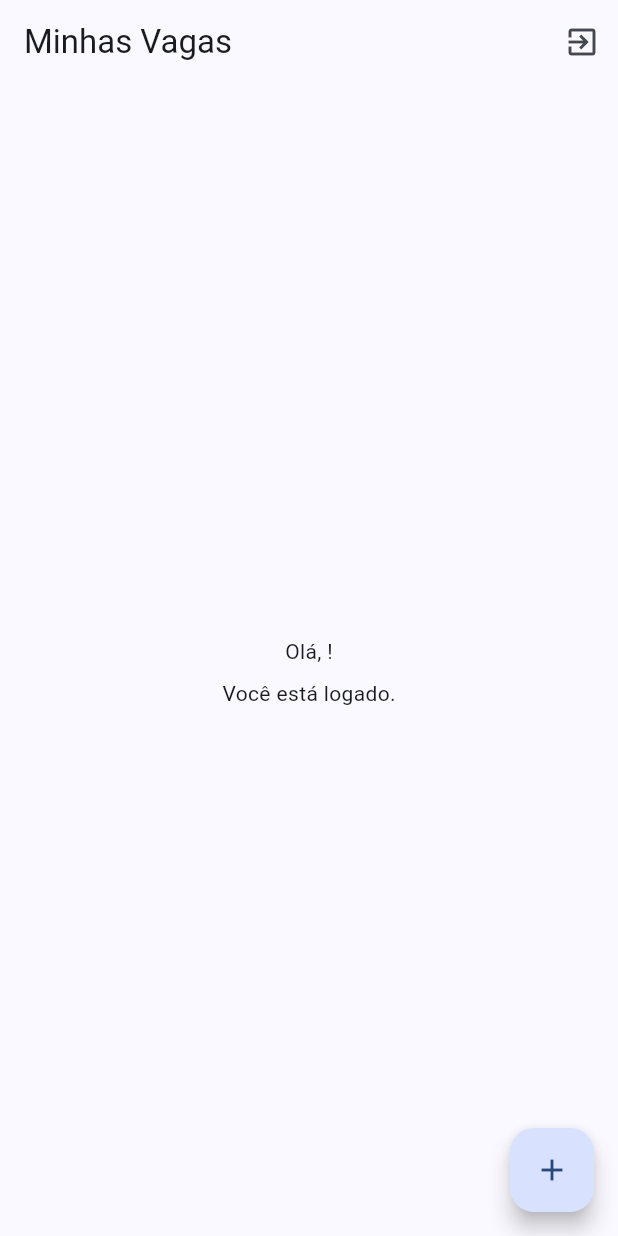
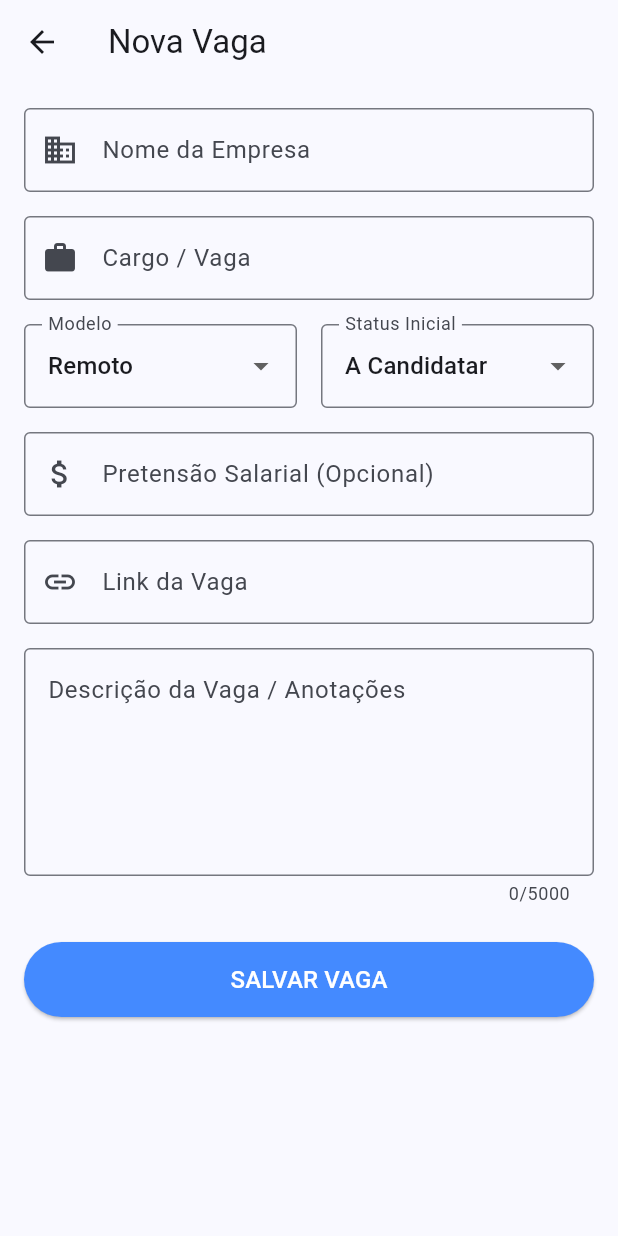
Before and after one commit to JamesEhlert/job-tracker-portfolio, a Flutter app: the screen it shows once a user with an empty profile is signed in, after a tap on the "add" icon, on a phone screen of 412 x 824 dp. Run offline on Flutter 3.47's test engine with Material 3 defaults, Android fonts, the phone set to English and light mode, and no system bars; our stand-ins replace cloud_firestore, firebase_auth, firebase_core, google_sign_in; accounts and stored records are empty.

Commit message:
Feat: Implement AddJobScreen and configure Firestore security rules

```diff
--- /dev/null
+++ b/lib/screens/add_job_screen.dart
@@ -0,0 +1,212 @@
+import 'package:flutter/material.dart';
+import 'package:provider/provider.dart';
+import '../models/job_application.dart';
+import '../repositories/job_repository.dart';
+import '../repositories/auth_repository.dart';
+
+class AddJobScreen extends StatefulWidget {
+  const AddJobScreen({super.key});
+
+  @override
+  State<AddJobScreen> createState() => _AddJobScreenState();
+}
+
+class _AddJobScreenState extends State<AddJobScreen> {
+  final _formKey = GlobalKey<FormState>(); // Chave para validar o formulário
+  bool _isLoading = false;
+
+  // Controladores dos campos de texto
+  final _companyController = TextEditingController();
+  final _roleController = TextEditingController();
+  final _descriptionController = TextEditingController();
+  final _linkController = TextEditingController();
+  final _salaryController = TextEditingController();
+
+  // Valores padrão para os Dropdowns
+  String _status = 'to_apply'; // Começa como "A Candidatar"
+  String _workModel = 'Remote'; // Começa como "Remoto"
+
+  @override
+  void dispose() {
+    // Limpa a memória dos controladores quando sair da tela
+    _companyController.dispose();
+    _roleController.dispose();
+    _descriptionController.dispose();
+    _linkController.dispose();
+    _salaryController.dispose();
+    super.dispose();
+  }
+
+  // Função para Salvar a Vaga
+  Future<void> _saveJob() async {
+    // 1. Verifica se o formulário está válido (campos obrigatórios preenchidos)
+    if (!_formKey.currentState!.validate()) return;
+
+    setState(() => _isLoading = true);
+
+    try {
+      // 2. Pega o ID do usuário logado (obrigatório para salvar na pasta certa)
+      final userId = context.read<AuthRepository>().currentUser?.uid;
+      if (userId == null) throw Exception('Usuário não identificado');
+
+      // 3. Cria o objeto da Vaga com os dados digitados
+      final job = JobApplication(
+        companyName: _companyController.text.trim(),
+        role: _roleController.text.trim(),
+        description: _descriptionController.text.trim(),
+        linkUrl: _linkController.text.trim(),
+        workModel: _workModel,
+        status: _status,
+        // Converte o texto do salário para número (se tiver texto)
+        salaryExpectation: double.tryParse(_salaryController.text.replaceAll(',', '.')),
+        imageUrls: [], // Implementaremos imagens na próxima etapa
+      );
+
+      // 4. Chama o repositório para enviar ao Firestore
+      await context.read<JobRepository>().addJob(
+            userId: userId,
+            job: job,
+          );
+
+      if (mounted) {
+        ScaffoldMessenger.of(context).showSnackBar(
+          const SnackBar(content: Text('Vaga salva com sucesso!')),
+        );
+        Navigator.pop(context); // Fecha a tela e volta para a Home
+      }
+    } catch (e) {
+      if (mounted) {
+        ScaffoldMessenger.of(context).showSnackBar(
+          SnackBar(content: Text('Erro ao salvar: $e')),
+        );
+      }
+    } finally {
+      if (mounted) setState(() => _isLoading = false);
+    }
+  }
+
+  @override
+  Widget build(BuildContext context) {
+    return Scaffold(
+      appBar: AppBar(title: const Text('Nova Vaga')),
+      body: SingleChildScrollView(
+        padding: const EdgeInsets.all(16.0),
+        child: Form(
+          key: _formKey,
+          child: Column(
+            crossAxisAlignment: CrossAxisAlignment.stretch,
+            children: [
+              // --- Campo: Empresa ---
+              TextFormField(
+                controller: _companyController,
+                decoration: const InputDecoration(
+                  labelText: 'Nome da Empresa',
+                  border: OutlineInputBorder(),
+                  prefixIcon: Icon(Icons.business),
+                ),
+                validator: (value) => value == null || value.isEmpty ? 'Campo obrigatório' : null,
+              ),
+              const SizedBox(height: 16),
+
+              // --- Campo: Cargo ---
+              TextFormField(
+                controller: _roleController,
+                decoration: const InputDecoration(
+                  labelText: 'Cargo / Vaga',
+                  border: OutlineInputBorder(),
+                  prefixIcon: Icon(Icons.work),
+                ),
+                validator: (value) => value == null || value.isEmpty ? 'Campo obrigatório' : null,
+              ),
+              const SizedBox(height: 16),
+
+              // --- Linha: Modelo e Status ---
+              Row(
+                children: [
+                  Expanded(
+                    child: DropdownButtonFormField<String>(
+                      value: _workModel,
+                      decoration: const InputDecoration(labelText: 'Modelo', border: OutlineInputBorder()),
+                      items: const [
+                        DropdownMenuItem(value: 'Remote', child: Text('Remoto')),
+                        DropdownMenuItem(value: 'Hybrid', child: Text('Híbrido')),
+                        DropdownMenuItem(value: 'OnSite', child: Text('Presencial')),
+                      ],
+                      onChanged: (v) => setState(() => _workModel = v!),
+                    ),
+                  ),
+                  const SizedBox(width: 16),
+                  Expanded(
+                    child: DropdownButtonFormField<String>(
+                      value: _status,
+                      decoration: const InputDecoration(labelText: 'Status Inicial', border: OutlineInputBorder()),
+                      items: const [
+                        DropdownMenuItem(value: 'to_apply', child: Text('A Candidatar')),
+                        DropdownMenuItem(value: 'applied', child: Text('Já Candidatei')),
+                      ],
+                      onChanged: (v) => setState(() => _status = v!),
+                    ),
+                  ),
+                ],
+              ),
+              const SizedBox(height: 16),
+
+              // --- Campo: Salário ---
+              TextFormField(
+                controller: _salaryController,
+                keyboardType: TextInputType.number,
+                decoration: const InputDecoration(
+                  labelText: 'Pretensão Salarial (Opcional)',
+                  border: OutlineInputBorder(),
+                  prefixIcon: Icon(Icons.attach_money),
+                ),
+              ),
+              const SizedBox(height: 16),
+
+              // --- Campo: Link ---
+              TextFormField(
+                controller: _linkController,
+                keyboardType: TextInputType.url,
+                decoration: const InputDecoration(
+                  labelText: 'Link da Vaga',
+                  border: OutlineInputBorder(),
+                  prefixIcon: Icon(Icons.link),
+                ),
+                validator: (value) => value == null || value.isEmpty ? 'Cole o link da vaga' : null,
+              ),
+              const SizedBox(height: 16),
+
+              // --- Campo: Descrição (Grande) ---
+              TextFormField(
+                controller: _descriptionController,
+                maxLines: 5, // Permite 5 linhas visíveis
+                maxLength: 5000, // Limite generoso que definimos
+                decoration: const InputDecoration(
+                  labelText: 'Descrição da Vaga / Anotações',
+                  border: OutlineInputBorder(),
+                  alignLabelWithHint: true,
+                ),
+              ),
+              const SizedBox(height: 24),
+
+              // --- Botão Salvar ---
+              SizedBox(
+                height: 50,
+                child: _isLoading
+                    ? const Center(child: CircularProgressIndicator())
+                    : ElevatedButton(
+                        onPressed: _saveJob,
+                        style: ElevatedButton.styleFrom(
+                          backgroundColor: Colors.blueAccent,
+                          foregroundColor: Colors.white,
+                        ),
+                        child: const Text('SALVAR VAGA', style: TextStyle(fontSize: 16)),
+                      ),
+              ),
+            ],
+          ),
+        ),
+      ),
+    );
+  }
+}
--- a/lib/screens/home_screen.dart
+++ b/lib/screens/home_screen.dart
@@ -2,6 +2,7 @@ import 'package:flutter/material.dart';
 import 'package:provider/provider.dart';
 import 'package:firebase_auth/firebase_auth.dart';
 import '../repositories/auth_repository.dart';
+import 'add_job_screen.dart';
 
 class HomeScreen extends StatelessWidget {
   const HomeScreen({super.key});
@@ -40,9 +41,13 @@ class HomeScreen extends StatelessWidget {
           ],
         ),
       ),
-      floatingActionButton: FloatingActionButton(
+floatingActionButton: FloatingActionButton(
         onPressed: () {
-          // Futuramente aqui abriremos o formulário de nova vaga
+          // Navega para a tela de adicionar vaga
+          Navigator.push(
+            context,
+            MaterialPageRoute(builder: (context) => const AddJobScreen()),
+          );
         },
         child: const Icon(Icons.add),
       ),
```
